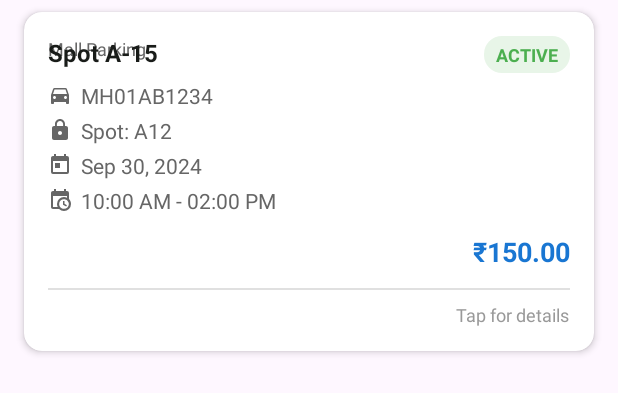
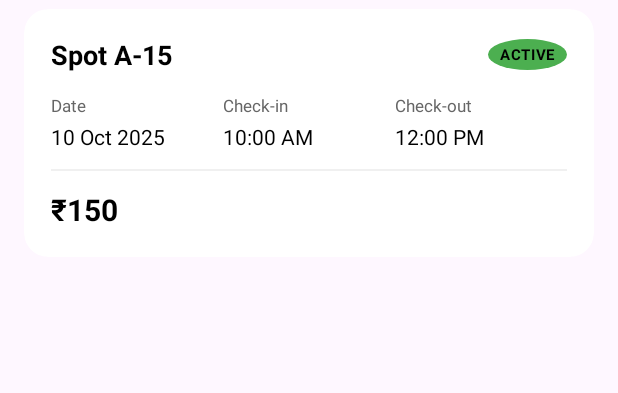
Before and after one commit to yash-vks-chauhan/Gridee-android, an Android app built with Jetpack Compose: the layout item_booking.xml on its own in the app's theme, with its tools: preview values and no code run, on a phone screen of 412 x 824 dp. Shown: the top 393 px of the screen. Run offline under Robolectric (Android 15) with nearby library versions, the phone set to English and light mode, and no system bars.

Commit message:
bookingbottomsheet

```diff
--- a/Gridee_Android/android-app/app/src/main/java/com/gridee/parking/ui/adapters/BookingsAdapter.kt
+++ b/Gridee_Android/android-app/app/src/main/java/com/gridee/parking/ui/adapters/BookingsAdapter.kt
@@ -12,7 +12,7 @@ data class Booking(
     val id: String,
     val vehicleNumber: String,
     val spotId: String,
-    val spotName: String,        // Add spot name
+    val spotName: String,
     val locationName: String,
     val locationAddress: String,
     val startTime: String,
@@ -39,16 +39,17 @@ class BookingsAdapter(
 
         fun bind(booking: Booking) {
             binding.apply {
-                // Set parking location at top left
-                tvParkingLocation.text = booking.locationName
+                // Set parking spot name
+                tvParkingSpot.text = booking.spotName
 
-                // Set parking spot (instead of booking ID)
-                tvParkingSpot.text = "Spot ${booking.spotName}"
+                // Set booking date
+                tvBookingDate.text = booking.bookingDate
 
-                tvVehicleNumber.text = booking.vehicleNumber
-                tvSpotId.text = booking.spotName  // Show spot name instead of ID
-                tvBookingDate.text = booking.bookingDate
-                tvTimeSlot.text = "${booking.startTime} - ${booking.endTime}"
+                // Set check-in and check-out times
+                tvCheckInTime.text = booking.startTime
+                tvCheckOutTime.text = booking.endTime
+
+                // Set amount/price
                 tvAmount.text = booking.amount
 
                 // Set status with appropriate styling
--- a/Gridee_Android/android-app/app/src/main/java/com/gridee/parking/ui/bookings/BookingAdapter.kt
+++ b/Gridee_Android/android-app/app/src/main/java/com/gridee/parking/ui/bookings/BookingAdapter.kt
@@ -41,17 +41,21 @@ class BookingAdapter(
 
         fun bind(booking: Booking) {
             binding.apply {
-                // Set parking location at top left
-                tvParkingLocation.text = booking.locationName
+                // Set parking spot name
+                tvParkingSpot.text = booking.spotName
 
-                // Set parking spot (instead of booking ID)
-                tvParkingSpot.text = "Spot ${booking.spotName}"
+                // Set booking date
+                tvBookingDate.text = booking.bookingDate
 
-                // Set other booking details
-                tvVehicleNumber.text = booking.vehicleNumber
-                tvBookingDate.text = booking.bookingDate
-                tvTimeSlot.text = "${booking.startTime} - ${booking.endTime}"
+                // Set check-in and check-out times
+                tvCheckInTime.text = booking.startTime
+                tvCheckOutTime.text = booking.endTime
+
+                // Set amount/price
                 tvAmount.text = booking.amount
+
+                // Set status (you can customize based on booking.status if available)
+                tvStatus.text = "ACTIVE"
             }
         }
     }
--- a/Gridee_Android/android-app/app/src/main/res/layout/item_booking.xml
+++ b/Gridee_Android/android-app/app/src/main/res/layout/item_booking.xml
@@ -5,210 +5,156 @@
     android:layout_width="match_parent"
     android:layout_height="wrap_content"
     android:layout_marginHorizontal="16dp"
-    android:layout_marginVertical="8dp"
-    app:cardCornerRadius="12dp"
-    app:cardElevation="3dp"
-    app:cardBackgroundColor="#FFFFFF"
-    android:foreground="?attr/selectableItemBackground"
-    android:clickable="true"
-    android:focusable="true">
+    android:layout_marginVertical="6dp"
+    app:cardBackgroundColor="@android:color/white"
+    app:cardCornerRadius="16dp"
+    app:cardElevation="0dp"
+    android:foreground="?attr/selectableItemBackground">
 
-    <androidx.constraintlayout.widget.ConstraintLayout
+    <LinearLayout
         android:layout_width="match_parent"
         android:layout_height="wrap_content"
-        android:padding="16dp">
+        android:orientation="vertical"
+        android:padding="18dp">
 
-        <!-- Booking ID -->
-                    <!-- Parking Location at top left -->
-            <TextView
-                android:id="@+id/tv_parking_location"
-                android:layout_width="wrap_content"
+        <!-- Header: Spot Name and Status Label -->
+        <LinearLayout
+            android:layout_width="match_parent"
             android:layout_height="wrap_content"
-                android:text="Mall Parking"
-                android:textSize="12sp"
-                android:textColor="@color/text_secondary"
-                android:layout_marginBottom="4dp" />
+            android:orientation="horizontal"
+            android:gravity="center_vertical"
+            android:layout_marginBottom="14dp">
 
-            <!-- Parking Spot (instead of booking ID) -->
             <TextView
                 android:id="@+id/tv_parking_spot"
-                android:layout_width="wrap_content"
+                android:layout_width="0dp"
                 android:layout_height="wrap_content"
+                android:layout_weight="1"
                 android:text="Spot A-15"
-                android:textSize="16sp"
+                android:textSize="18sp"
+                android:textColor="@android:color/black"
                 android:textStyle="bold"
-                android:textColor="@color/text_primary"
-                android:layout_marginBottom="8dp" />
+                android:fontFamily="sans-serif-medium" />
 
-        <!-- Status -->
             <TextView
                 android:id="@+id/tv_status"
                 android:layout_width="wrap_content"
                 android:layout_height="wrap_content"
                 android:text="ACTIVE"
-            android:textColor="#4CAF50"
-            android:textSize="12sp"
+                android:textColor="@android:color/black"
+                android:textSize="10sp"
                 android:textStyle="bold"
-            android:fontFamily="sans-serif"
-            android:background="@drawable/status_background"
+                android:fontFamily="sans-serif-medium"
+                android:letterSpacing="0.05"
                 android:paddingHorizontal="8dp"
-            android:paddingVertical="4dp"
-            app:layout_constraintEnd_toEndOf="parent"
-            app:layout_constraintTop_toTopOf="parent" />
-
-        <!-- Vehicle Number -->
-        <LinearLayout
-            android:id="@+id/ll_vehicle"
-            android:layout_width="wrap_content"
-            android:layout_height="wrap_content"
-            android:layout_marginTop="8dp"
-            android:orientation="horizontal"
-            android:gravity="center_vertical"
-            app:layout_constraintStart_toStartOf="parent"
-            app:layout_constraintTop_toBottomOf="@id/tv_parking_spot">
-
-            <ImageView
-                android:layout_width="16dp"
-                android:layout_height="16dp"
-                android:src="@drawable/ic_car"
-                android:tint="#666666"
-                android:layout_marginEnd="6dp" />
-
-            <TextView
-                android:id="@+id/tv_vehicle_number"
-                android:layout_width="wrap_content"
-                android:layout_height="wrap_content"
-                android:text="MH01AB1234"
-                android:textColor="#666666"
-                android:textSize="14sp"
-                android:fontFamily="sans-serif" />
-
+                android:paddingVertical="3dp"
+                android:background="@drawable/status_minimal_active" />
         </LinearLayout>
 
-        <!-- Spot ID -->
+        <!-- Date and Time Row -->
         <LinearLayout
-            android:id="@+id/ll_spot"
-            android:layout_width="wrap_content"
+            android:layout_width="match_parent"
             android:layout_height="wrap_content"
-            android:layout_marginTop="4dp"
             android:orientation="horizontal"
-            android:gravity="center_vertical"
-            app:layout_constraintStart_toStartOf="parent"
-            app:layout_constraintTop_toBottomOf="@id/ll_vehicle">
-
-            <ImageView
-                android:layout_width="16dp"
-                android:layout_height="16dp"
-                android:src="@drawable/ic_parking_spot"
-                android:tint="#666666"
-                android:layout_marginEnd="6dp" />
-
-            <TextView
-                android:id="@+id/tv_spot_id"
-                android:layout_width="wrap_content"
-                android:layout_height="wrap_content"
-                android:text="Spot: A12"
-                android:textColor="#666666"
-                android:textSize="14sp"
-                android:fontFamily="sans-serif" />
-
-        </LinearLayout>
+            android:layout_marginBottom="12dp">
 
             <!-- Date -->
             <LinearLayout
-            android:id="@+id/ll_date"
+                android:layout_width="0dp"
+                android:layout_height="wrap_content"
+                android:layout_weight="1"
+                android:orientation="vertical">
+
+                <TextView
                     android:layout_width="wrap_content"
                     android:layout_height="wrap_content"
-            android:layout_marginTop="4dp"
-            android:orientation="horizontal"
-            android:gravity="center_vertical"
-            app:layout_constraintStart_toStartOf="parent"
-            app:layout_constraintTop_toBottomOf="@id/ll_spot">
-
-            <ImageView
-                android:layout_width="16dp"
-                android:layout_height="16dp"
-                android:src="@drawable/ic_calendar"
-                android:tint="#666666"
-                android:layout_marginEnd="6dp" />
+                    android:text="Date"
+                    android:textSize="11sp"
+                    android:textColor="#666666"
+                    android:fontFamily="sans-serif"
+                    android:layout_marginBottom="3dp" />
 
                 <TextView
                     android:id="@+id/tv_booking_date"
                     android:layout_width="wrap_content"
                     android:layout_height="wrap_content"
-                android:text="Sep 30, 2024"
-                android:textColor="#666666"
+                    android:text="10 Oct 2025"
                     android:textSize="14sp"
-                android:fontFamily="sans-serif" />
-
+                    android:textColor="@android:color/black"
+                    android:fontFamily="sans-serif-medium" />
             </LinearLayout>
 
-        <!-- Time Slot -->
+            <!-- Check-in Time -->
             <LinearLayout
-            android:id="@+id/ll_time"
+                android:layout_width="0dp"
+                android:layout_height="wrap_content"
+                android:layout_weight="1"
+                android:orientation="vertical">
+
+                <TextView
                     android:layout_width="wrap_content"
                     android:layout_height="wrap_content"
-            android:layout_marginTop="4dp"
-            android:orientation="horizontal"
-            android:gravity="center_vertical"
-            app:layout_constraintStart_toStartOf="parent"
-            app:layout_constraintTop_toBottomOf="@id/ll_date">
-
-            <ImageView
-                android:layout_width="16dp"
-                android:layout_height="16dp"
-                android:src="@drawable/ic_timer"
-                android:tint="#666666"
-                android:layout_marginEnd="6dp" />
+                    android:text="Check-in"
+                    android:textSize="11sp"
+                    android:textColor="#666666"
+                    android:fontFamily="sans-serif"
+                    android:layout_marginBottom="3dp" />
 
                 <TextView
-                android:id="@+id/tv_time_slot"
+                    android:id="@+id/tv_check_in_time"
                     android:layout_width="wrap_content"
                     android:layout_height="wrap_content"
-                android:text="10:00 AM - 02:00 PM"
-                android:textColor="#666666"
+                    android:text="10:00 AM"
                     android:textSize="14sp"
-                android:fontFamily="sans-serif" />
-
+                    android:textColor="@android:color/black"
+                    android:fontFamily="sans-serif-medium" />
             </LinearLayout>
 
-        <!-- Amount -->
+            <!-- Check-out Time -->
+            <LinearLayout
+                android:layout_width="0dp"
+                android:layout_height="wrap_content"
+                android:layout_weight="1"
+                android:orientation="vertical">
+
+                <TextView
+                    android:layout_width="wrap_content"
+                    android:layout_height="wrap_content"
+                    android:text="Check-out"
+                    android:textSize="11sp"
+                    android:textColor="#666666"
+                    android:fontFamily="sans-serif"
+                    android:layout_marginBottom="3dp" />
+
+                <TextView
+                    android:id="@+id/tv_check_out_time"
+                    android:layout_width="wrap_content"
+                    android:layout_height="wrap_content"
+                    android:text="12:00 PM"
+                    android:textSize="14sp"
+                    android:textColor="@android:color/black"
+                    android:fontFamily="sans-serif-medium" />
+            </LinearLayout>
+        </LinearLayout>
+
+        <!-- Divider -->
+        <View
+            android:layout_width="match_parent"
+            android:layout_height="1dp"
+            android:background="#F0F0F0"
+            android:layout_marginBottom="12dp" />
+
+        <!-- Price -->
         <TextView
             android:id="@+id/tv_amount"
             android:layout_width="wrap_content"
             android:layout_height="wrap_content"
-            android:layout_marginTop="12dp"
-            android:text="₹150.00"
-            android:textColor="#1976D2"
-            android:textSize="18sp"
+            android:text="₹150"
+            android:textColor="@android:color/black"
+            android:textSize="20sp"
             android:textStyle="bold"
-            android:fontFamily="sans-serif"
-            app:layout_constraintEnd_toEndOf="parent"
-            app:layout_constraintTop_toBottomOf="@id/ll_time" />
+            android:fontFamily="sans-serif-medium" />
 
-        <!-- Divider -->
-        <View
-            android:id="@+id/divider"
-            android:layout_width="0dp"
-            android:layout_height="1dp"
-            android:layout_marginTop="12dp"
-            android:background="#E0E0E0"
-            app:layout_constraintEnd_toEndOf="parent"
-            app:layout_constraintStart_toStartOf="parent"
-            app:layout_constraintTop_toBottomOf="@id/tv_amount" />
-
-        <!-- Action hint -->
-        <TextView
-            android:layout_width="wrap_content"
-            android:layout_height="wrap_content"
-            android:layout_marginTop="8dp"
-            android:text="Tap for details"
-            android:textColor="#999999"
-            android:textSize="12sp"
-            android:fontFamily="sans-serif"
-            app:layout_constraintEnd_toEndOf="parent"
-            app:layout_constraintTop_toBottomOf="@id/divider" />
-
-    </androidx.constraintlayout.widget.ConstraintLayout>
+    </LinearLayout>
 
 </androidx.cardview.widget.CardView>
```
Lines whose indentation alone changed are shown as unchanged.
